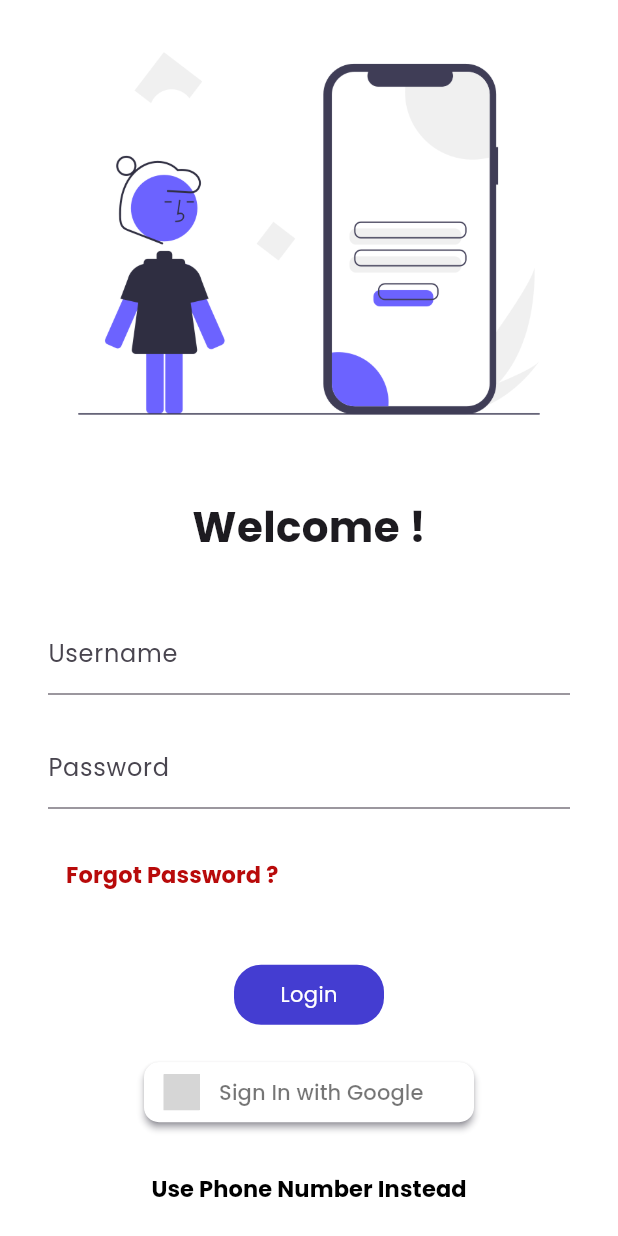
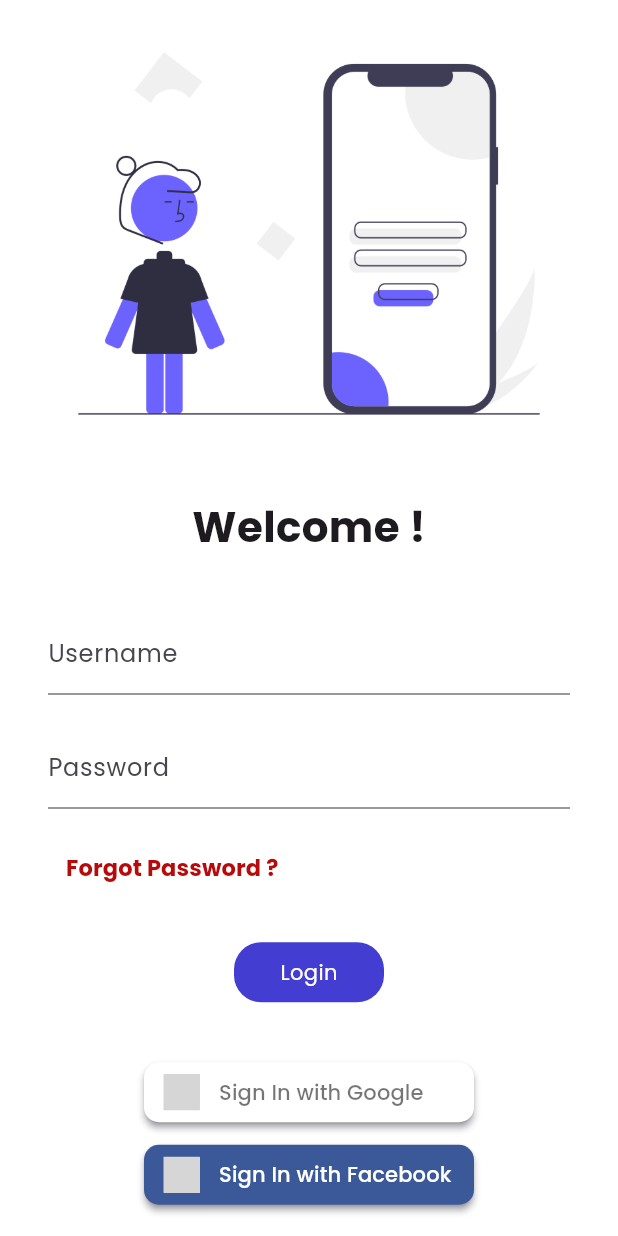
Before and after one commit to vansh-121/Fliptronics, a Flutter app: the screen it shows after launch, on a phone screen of 412 x 824 dp. Run offline on Flutter 3.47's test engine with Material 3 defaults, Android fonts, the light colour scheme and no system bars; drawn by our look-alikes of sign_in_button, velocity_x; our stand-ins replace device_preview, firebase_auth, firebase_core, google_fonts, google_sign_in, url_strategy; missing offline and left inert: flutter_facebook_auth, flutter_login_facebook; accounts and stored records are empty; grey boxes are pictures that could not be loaded.

Commit message:
facebook

```diff
--- a/lib/pages/login_page.dart
+++ b/lib/pages/login_page.dart
@@ -1,10 +1,12 @@
 import 'dart:math';
-
 import 'package:firebase_auth/firebase_auth.dart';
 import 'package:firebase_core/firebase_core.dart';
 import 'package:flutter/gestures.dart';
 import 'package:flutter/material.dart';
+import 'package:flutter_catalogue/pages/home_page.dart';
 import 'package:flutter_catalogue/utils/routes.dart';
+import 'package:flutter_facebook_auth/flutter_facebook_auth.dart';
+import 'package:flutter_login_facebook/flutter_login_facebook.dart';
 import 'package:google_sign_in/google_sign_in.dart';
 import 'package:sign_in_button/sign_in_button.dart';
 import 'package:velocity_x/velocity_x.dart';
@@ -19,6 +21,7 @@ class LoginPage extends StatefulWidget {
 class _LoginPageState extends State<LoginPage> {
   String name = '';
   bool changebutton = false;
+  final fb = FacebookLogin();
 
   GoogleSignIn googleAuth = GoogleSignIn(
     clientId:
@@ -87,7 +90,7 @@ class _LoginPageState extends State<LoginPage> {
                             return null;
                           }),
                       const SizedBox(
-                        height: 20,
+                        height: 15,
                       ),
                       Row(
                         mainAxisAlignment: MainAxisAlignment.start,
@@ -108,7 +111,7 @@ class _LoginPageState extends State<LoginPage> {
                         ],
                       ),
                       const SizedBox(
-                        height: 20,
+                        height: 10,
                       ),
                     ],
                   ),
@@ -150,63 +153,31 @@ class _LoginPageState extends State<LoginPage> {
                   ),
                 ),
                 const SizedBox(
-                  height: 25,
+                  height: 40,
                 ),
+                _googleSignInButton(),
+
+                SizedBox(height: 15),
                 // TextButton(
                 //   onPressed: () {
-                //     googleAuth.signIn().then((result) {
-                //       result?.authentication.then((googleKey) {
-                //         FirebaseAuth.instance
-                //             .signInWithCredential(GoogleAuthProvider.credential(
-                //                 idToken: googleKey.idToken,
-                //                 accessToken: googleKey.accessToken))
-                //             .then((signedInUser) {
-                //           print("Signed in !!");
-                //           Navigator.of(context).pushReplacementNamed("/home");
-                //         }).catchError((e) {
-                //           print(e);
-                //         });
-                //       }).catchError((e) {
-                //         print(e);
-                //       });
-                //     }).catchError((e) {
-                //       print(e);
-                //     });
+                //     Navigator.of(context).pushNamed("/phoneverification");
                 //   },
-                //   child: const Text("Sign in with Google",
-                //       style: TextStyle(
-                //         color: Color.fromARGB(255, 5, 3, 180),
-                //         fontWeight: FontWeight.bold,
-                //         fontSize: 15,
-                //       )),
+                //   child: Text(
+                //     "Use Phone Number Instead",
+                //     style: TextStyle(
+                //       color: context.theme.focusColor,
+                //       fontWeight: FontWeight.bold,
+                //       fontSize: 15,
+                //     ),
+                //   ),
                 // ),
-                // const SizedBox(
-                //   height: 20,
-                // ),
-                _googleSignInButton(),
-                SizedBox(height: 20),
-                // Text("or"),
-                // SizedBox(height: 10),
-                TextButton(
-                  onPressed: () {
-                    Navigator.of(context).pushNamed("/phoneverification");
-                  },
-                  child: Text(
-                    "Use Phone Number Instead",
-                    style: TextStyle(
-                      color: context.theme.focusColor, // Red color
-                      fontWeight: FontWeight.bold,
-                      fontSize: 15,
-                    ),
-                  ),
-                ),
+                _facebookSignInButton(),
               ],
             ),
           ),
         ));
   }
 
-  // Moved this method outside the widget tree
   Widget _googleSignInButton() {
     return Center(
       child: SizedBox(
@@ -241,4 +212,54 @@ class _LoginPageState extends State<LoginPage> {
       ),
     );
   }
+
+  Widget _facebookSignInButton() {
+    return Center(
+      child: SizedBox(
+        height: 40,
+        child: SignInButton(
+          Buttons.facebook,
+          text: "Sign In with Facebook",
+          shape: RoundedRectangleBorder(
+            borderRadius: BorderRadius.circular(10),
+          ),
+          onPressed: () async {
+            final result = await fb.logIn(permissions: [
+              FacebookPermission.publicProfile,
+              FacebookPermission.email,
+            ]);
+
+            switch (result.status) {
+              case FacebookLoginStatus.success:
+                final accessToken = result.accessToken;
+                final facebookAuthCredential =
+                    FacebookAuthProvider.credential(accessToken!.token);
+                FirebaseAuth.instance
+                    .signInWithCredential(facebookAuthCredential)
+                    .then((signedInUser) {
+                  print("Signed in with Facebook!!");
+                  Navigator.pushReplacement(
+                    context,
+                    MaterialPageRoute(
+                        builder: (context) =>
+                            HomePage()), // Navigate directly to the home screen
+                  );
+                }).catchError((e) {
+                  print(e);
+                });
+                break;
+
+              case FacebookLoginStatus.cancel:
+                print('Login cancelled by the user.');
+                break;
+
+              case FacebookLoginStatus.error:
+                print('Error during login: ${result.error}');
+                break;
+            }
+          },
+        ),
+      ),
+    );
+  }
 }
--- a/pubspec.yaml
+++ b/pubspec.yaml
@@ -34,6 +34,8 @@ dependencies:
   firebase_core: ^3.5.0
   flutter:
     sdk: flutter
+  flutter_facebook_auth: ^7.1.1
+  flutter_login_facebook: ^2.0.1
   go_router: ^14.2.7
   google_fonts: ^6.2.1
   google_sign_in: ^6.2.1
```
Also changed, not shown: lib/main.dart (+8 -6 lines), pubspec.lock, 7 other files.
